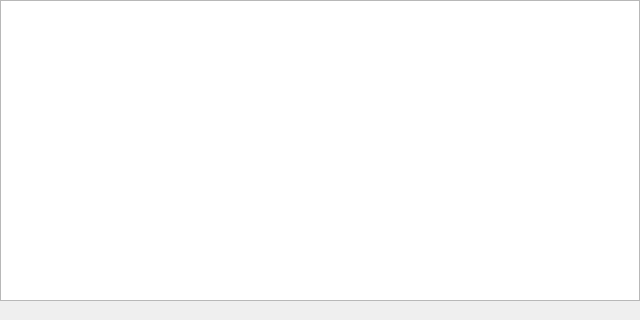
Above: packages/rehuco-agent/src/rehuco_agent/rehuco/rehuco_browser_panel.ui from borco/rehuco before the change. Below: the same form after it.
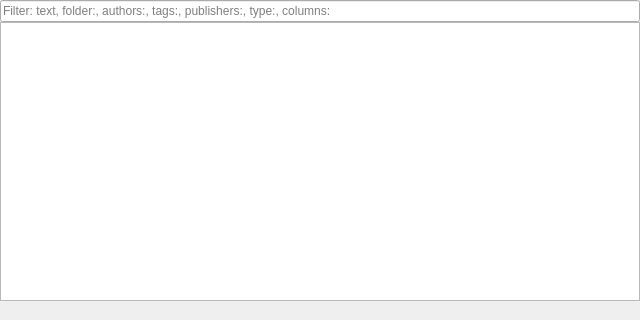
That is the form after the change.

Commit message: refs #398: feat: Root Catalog filter line -- field tokens, free text, column selection and filter:// links

What changed in the file:
```diff
--- a/packages/rehuco-agent/src/rehuco_agent/rehuco/rehuco_browser_panel.ui
+++ b/packages/rehuco-agent/src/rehuco_agent/rehuco/rehuco_browser_panel.ui
@@ -26,6 +26,13 @@
    <property name="bottomMargin">
     <number>0</number>
    </property>
+   <item>
+    <widget class="QLineEdit" name="filter_edit">
+     <property name="placeholderText">
+      <string>Filter: text, folder:, authors:, tags:, publishers:, type:, columns:</string>
+     </property>
+    </widget>
+   </item>
    <item>
     <widget class="QTableView" name="catalog_view">
      <property name="editTriggers">
```
The commit also changes 16 other files.
